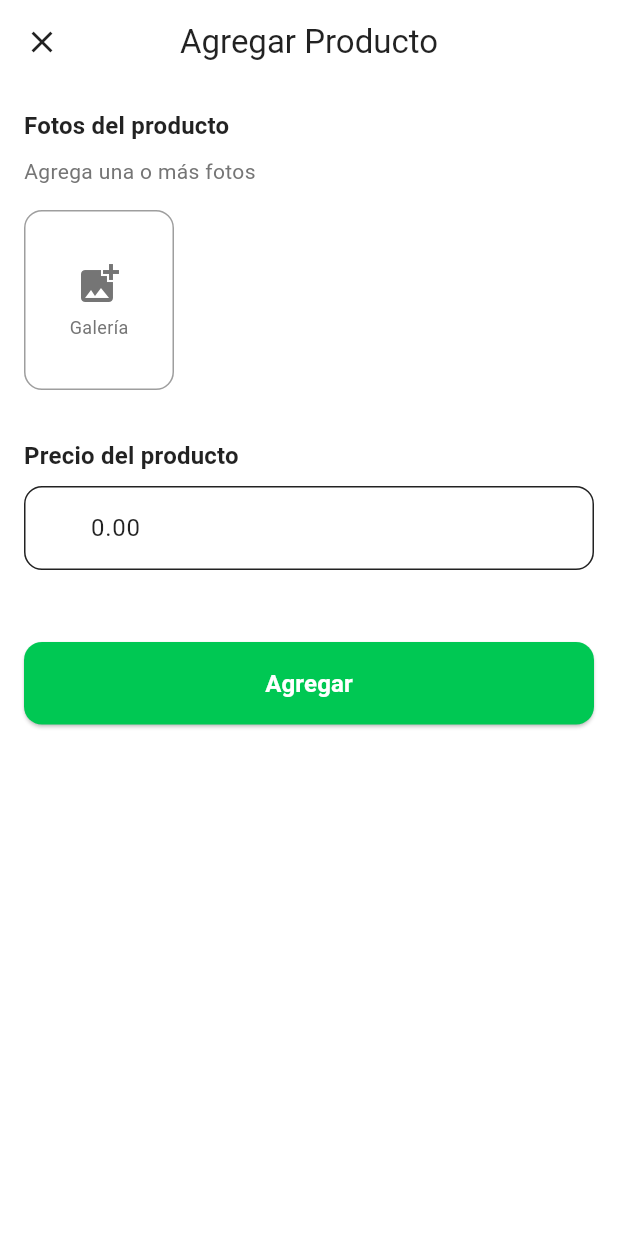
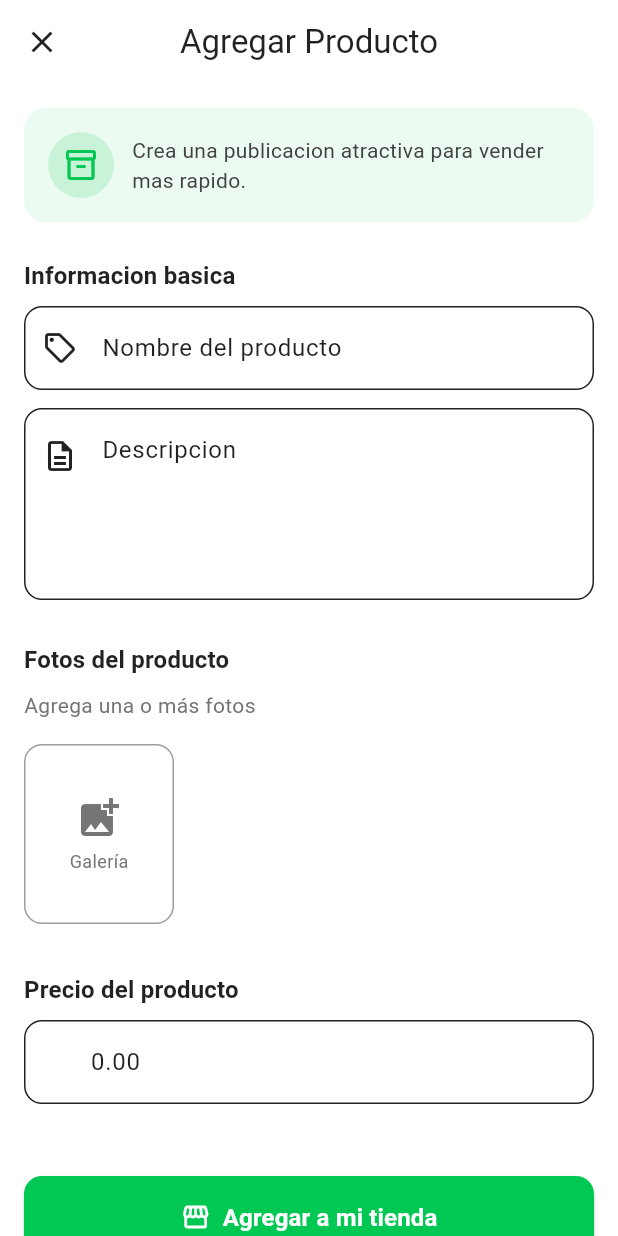
Before and after one commit to Mio-Bolivia/mio-app, a Flutter app: the SellerStoreScreen screen opened by its route, after a tap on the "add" icon, on a phone screen of 412 x 824 dp. Run offline on Flutter 3.47's test engine with Material 3 defaults, Android fonts, the phone set to English and light mode, and no system bars; our stand-ins replace dio, flutter_riverpod, go_router, image_picker; accounts and stored records are empty; network calls fail.

Commit message:
feat: Add product screen\n -add title\n-description\n- product name\n when creating a product

```diff
--- a/lib/core/router/app_router.dart
+++ b/lib/core/router/app_router.dart
@@ -77,6 +77,7 @@ final routerProvider = GoRouter(
     ),
     GoRoute(
       path: '/seller/add-product',
+      name: RouteNames.addProduct,
       builder: (context, state) => const AddProductScreen(),
     ),
     GoRoute(
--- a/lib/presentation/screens/home/home_screen.dart
+++ b/lib/presentation/screens/home/home_screen.dart
@@ -2,6 +2,7 @@ import 'package:flutter/material.dart';
 import 'package:flutter_riverpod/flutter_riverpod.dart';
 import '../../../core/constants/app_constants.dart';
 import '../../../core/theme/app_theme.dart';
+// import '../seller/seller_store_screen.dart';
 import '../seller/seller_screen.dart';
 import '../buyer/buyer_screen.dart';
 import '../orders/orders_screen.dart';
--- a/lib/presentation/screens/seller/add_product_screen.dart
+++ b/lib/presentation/screens/seller/add_product_screen.dart
@@ -12,6 +12,8 @@ class AddProductScreen extends StatefulWidget {
 }
 
 class _AddProductScreenState extends State<AddProductScreen> {
+  final _nameController = TextEditingController();
+  final _descriptionController = TextEditingController();
   final _precioController = TextEditingController();
   final _formKey = GlobalKey<FormState>();
   final List<XFile> _imagenes = [];
@@ -19,6 +21,8 @@ class _AddProductScreenState extends State<AddProductScreen> {
 
   @override
   void dispose() {
+    _nameController.dispose();
+    _descriptionController.dispose();
     _precioController.dispose();
     super.dispose();
   }
@@ -57,8 +61,9 @@ class _AddProductScreenState extends State<AddProductScreen> {
         );
         return;
       }
+      final productName = _nameController.text.trim();
       ScaffoldMessenger.of(context).showSnackBar(
-        const SnackBar(content: Text('Producto agregado exitosamente')),
+        SnackBar(content: Text('$productName agregado a tu tienda')),
       );
       context.pop();
     }
@@ -82,6 +87,94 @@ class _AddProductScreenState extends State<AddProductScreen> {
             child: Column(
               crossAxisAlignment: CrossAxisAlignment.start,
               children: [
+                Container(
+                  width: double.infinity,
+                  padding: const EdgeInsets.all(16),
+                  decoration: BoxDecoration(
+                    color: const Color(0xFF00C853).withValues(alpha: 0.08),
+                    borderRadius: BorderRadius.circular(14),
+                  ),
+                  child: Row(
+                    children: [
+                      Container(
+                        padding: const EdgeInsets.all(10),
+                        decoration: BoxDecoration(
+                          color: const Color(0xFF00C853).withValues(alpha: 0.15),
+                          shape: BoxShape.circle,
+                        ),
+                        child: const Icon(
+                          Icons.inventory_2_outlined,
+                          color: Color(0xFF00C853),
+                        ),
+                      ),
+                      const SizedBox(width: 12),
+                      Expanded(
+                        child: Text(
+                          'Crea una publicacion atractiva para vender mas rapido.',
+                          style: TextStyle(color: Colors.grey[800], fontSize: 14),
+                        ),
+                      ),
+                    ],
+                  ),
+                ),
+                const SizedBox(height: 24),
+                Text(
+                  'Informacion basica',
+                  style: Theme.of(context).textTheme.titleMedium?.copyWith(
+                    fontWeight: FontWeight.bold,
+                  ),
+                ),
+                const SizedBox(height: 8),
+                TextFormField(
+                  controller: _nameController,
+                  textCapitalization: TextCapitalization.sentences,
+                  decoration: InputDecoration(
+                    labelText: 'Nombre del producto',
+                    hintText: 'Ej: Camiseta deportiva unisex',
+                    border: OutlineInputBorder(
+                      borderRadius: BorderRadius.circular(12),
+                    ),
+                    prefixIcon: const Icon(Icons.sell_outlined),
+                  ),
+                  validator: (value) {
+                    if (value == null || value.trim().isEmpty) {
+                      return 'Ingresa el nombre del producto';
+                    }
+                    if (value.trim().length < 3) {
+                      return 'El nombre debe tener al menos 3 caracteres';
+                    }
+                    return null;
+                  },
+                ),
+                const SizedBox(height: 12),
+                TextFormField(
+                  controller: _descriptionController,
+                  maxLines: 4,
+                  textCapitalization: TextCapitalization.sentences,
+                  decoration: InputDecoration(
+                    labelText: 'Descripcion',
+                    hintText:
+                        'Agrega una descripcion del producto, color, talla, material y demas detalles importantes.',
+                    alignLabelWithHint: true,
+                    border: OutlineInputBorder(
+                      borderRadius: BorderRadius.circular(12),
+                    ),
+                    prefixIcon: const Padding(
+                      padding: EdgeInsets.only(bottom: 64),
+                      child: Icon(Icons.description_outlined),
+                    ),
+                  ),
+                  validator: (value) {
+                    if (value == null || value.trim().isEmpty) {
+                      return 'Ingresa una descripcion';
+                    }
+                    if (value.trim().length < 20) {
+                      return 'Agrega mas detalle para ayudar al comprador';
+                    }
+                    return null;
+                  },
+                ),
+                const SizedBox(height: 28),
                 Text(
                   'Fotos del producto',
                   style: Theme.of(context).textTheme.titleMedium?.copyWith(
@@ -249,13 +342,29 @@ class _AddProductScreenState extends State<AddProductScreen> {
                         borderRadius: BorderRadius.circular(12),
                       ),
                     ),
-                    child: const Text(
-                      'Agregar',
-                      style: TextStyle(
-                        fontSize: 16,
-                        fontWeight: FontWeight.bold,
-                      ),
+                    child: const Row(
+                      mainAxisAlignment: MainAxisAlignment.center,
+                      children: [
+                        Icon(Icons.storefront_outlined, size: 20),
+                        SizedBox(width: 8),
+                        Text(
+                          'Agregar a mi tienda',
+                          style: TextStyle(
+                            fontSize: 16,
+                            fontWeight: FontWeight.bold,
+                          ),
+                        ),
+                      ],
                     ),
+                  ),
+                ),
+                const SizedBox(height: 12),
+                Text(
+                  'Tip: mientras mas clara sea la informacion, mas confianza genera tu producto.',
+                  style: TextStyle(
+                    color: Colors.grey[600],
+                    fontSize: 12,
+                    fontStyle: FontStyle.italic,
                   ),
                 ),
               ],
--- a/lib/presentation/screens/seller/seller_store_screen.dart
+++ b/lib/presentation/screens/seller/seller_store_screen.dart
@@ -2,6 +2,7 @@ import 'package:flutter/material.dart';
 import 'package:go_router/go_router.dart';
 import 'package:flutter_riverpod/flutter_riverpod.dart';
 import '../../../core/utils/number_formatter.dart';
+import '../../../core/router/route_names.dart';
 import '../../../data/models/product_model.dart';
 import '../../providers/product_provider.dart';
 
@@ -34,15 +35,19 @@ class _SellerStoreScreenState extends ConsumerState<SellerStoreScreen> {
     super.dispose();
   }
 
+  Future<void> _openAddProductScreen() async {
+    await context.pushNamed(RouteNames.addProduct);
+    if (!mounted) return;
+    await ref.read(productProvider.notifier).loadProducts();
+  }
+
   @override
   Widget build(BuildContext context) {
     final products = ref.watch(filteredProductsProvider);
 
     return Scaffold(
       floatingActionButton: FloatingActionButton(
-        onPressed: () {
-          context.push('/seller/add-product');
-        },
+        onPressed: _openAddProductScreen,
         backgroundColor: const Color(0xFF00C853),
         child: const Icon(Icons.add, color: Colors.white),
       ),
```
